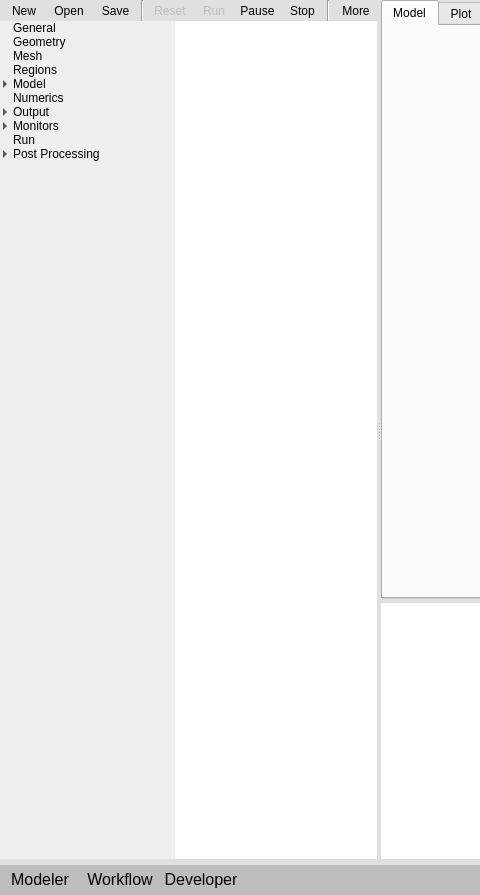
Before: the Qt Designer form gui/uifiles/gui.ui in truongd8593/mfix, drawn with Qt 5; both pictures show x 0 to 480 and y 0 to 895 of the 997 by 895 pixel window.
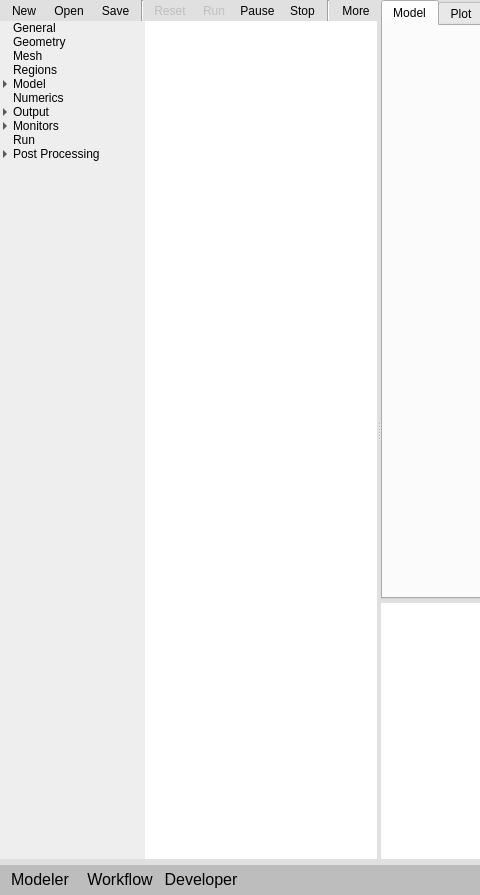
After: the same form once the commit is applied.

Commit message: make navigation pane a little narrower

The edit to the form file:
```diff
--- a/gui/uifiles/gui.ui
+++ b/gui/uifiles/gui.ui
@@ -496,16 +496,21 @@
                  </property>
                  <property name="minimumSize">
                   <size>
-                   <width>85</width>
+                   <width>68</width>
                    <height>0</height>
                   </size>
                  </property>
                  <property name="maximumSize">
                   <size>
-                   <width>175</width>
+                   <width>145</width>
                    <height>16777215</height>
                   </size>
                  </property>
+                 <property name="font">
+                  <font>
+                   <pointsize>9</pointsize>
+                  </font>
+                 </property>
                  <property name="styleSheet">
                   <string notr="true"/>
                  </property>
```
